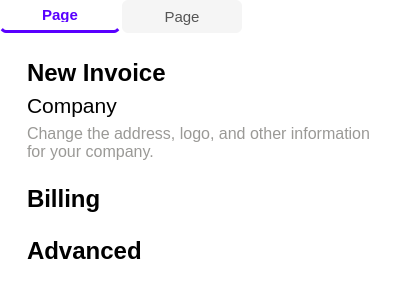
The window that plugins/sales/ui/form.ui (Vahrka/Accounting-Software) describes before a commit, drawn with Qt 5.
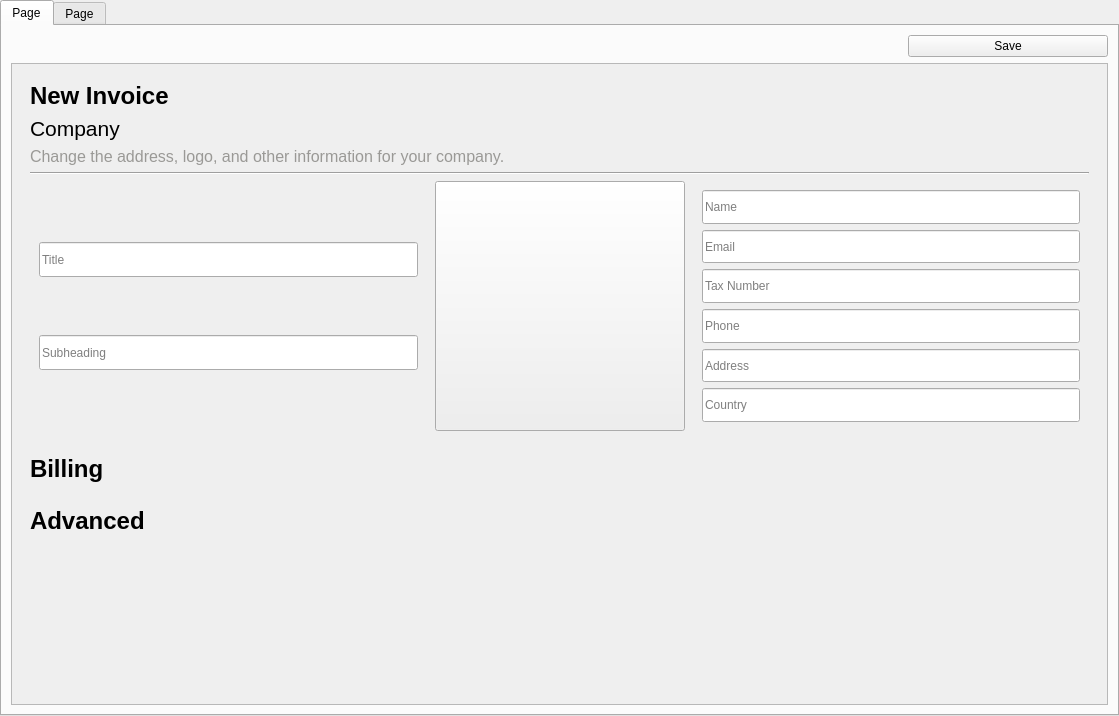
The same window after the commit. Icons and pictures are not drawn.

The edit to the form file:
```diff
--- a/plugins/sales/ui/form.ui
+++ b/plugins/sales/ui/form.ui
@@ -2,455 +2,55 @@
 <ui version="4.0">
  <class>Form</class>
  <widget class="QTabWidget" name="Form">
-  <property name="styleSheet">
-   <string notr="true">/* ====================== */
-/* CORE APPLICATION STYLES */
-/* ====================== */
-
-QMainWindow {
-    background-color: #f8fafc;
-    font-size: 13px;
-    color: #374151;
-}
-
-/* ====================== */
-/* ENHANCED NAVBAR STYLES */
-/* ====================== */
-
-/* This is the Menu &quot;BAR&quot; it self */
-QMenuBar {
-    background-color: #ffffff;
-    padding: 8px 0;
-    margin: 0;
-    outline: 0;
-    border-bottom: 1px solid #e5e7eb;
-    font-size: 13px;
-    font-weight: 500;
-}
-
-/* This is the Top Menubar each item but not its content */
-QMenuBar::item {
-    padding: 8px 14px;
-    margin: 0 6px;
-    border-radius: 6px;
-    color: #4b5563;
-    background-color: transparent;
-}
-
-QMenuBar::item:hover {
-    background-color: #f3f4f6;
-    color: #1d4ed8;
-}
-
-QMenuBar::item:selected {
-    background-color: #eff6ff;
-    color: #1d4ed8;
-    font-weight: 600;
-}
-
-QMenuBar::item:pressed {
-    background-color: #e5e7eb;
-}
-
-QMenuBar::icon {
-    margin-right: 12px;
-    left: 12px;
-    width: 18px;
-    height: 18px;
-}
-
-/* ====================== */
-/* SIDE NAVIGATION STYLES */
-/* ====================== */
-
-#MainSideNavFrame {
-    background-color: #fafcfe;
-    border: 3px solid #e5e7eb;
-    padding: 8px 0;
-    border-radius: 15px;
-}
-
-#MainSideNavFrame QPushButton { /* The btns inside navbar */
-    min-width: 50px;
-    max-width: 200px;
-    padding: 10px 35px 10px 10px;
-    border-left: 5px solid #6453fe;
-    margin: 0px 8px;
-    border-top-left-radius: 0;
-    border-bottom-left-radius: 0;
-    border-top-right-radius: 6px;
-    border-bottom-right-radius: 6px;
-    font-size: 14px;
-    font-weight: 400;
-    color: #4b5563;
-    text-align: left;
-    background-color: transparent;
-}
-
-#MainSideNavFrame QPushButton:hover {
-    background-color: #f3f4f6;
-    color: #1d4ed8;
-    border-left: 5px solid #ff006a;
-}
-
-
-#MainSideNavFrame QPushButton::icon {
-    margin-right: 12px;
-    width: 18px;
-    height: 18px;
-}
-
-/* ====================== */
-/* BUTTON STYLES */
-/* ====================== */
-
-QPushButton {
-    min-width: 90px;
-    padding: 8px 16px;
-    border-radius: 6px;
-    font-size: 13px;
-    font-weight: 500;
-    border: 1px solid #d1d5db;
-    background-color: #ffffff;
-    color: #374151;
-}
-
-QPushButton:hover {
-    background-color: #f9fafb;
-    border-color: #9ca3af;
-    color: #1d4ed8;
-}
-
-QPushButton:pressed {
-    background-color: #f3f4f6;
-}
-
-QPushButton:disabled {
-    color: #9ca3af;
-    background-color: #f8f9fa;
-}
-
-QPushButton.primary {
-    background-color: #2563eb;
-    border-color: #2563eb;
-    color: #ffffff;
-}
-
-QPushButton.primary:hover {
-    background-color: #1d4ed8;
-    border-color: #1d4ed8;
-}
-
-QPushButton.danger {
-    background-color: #dc2626;
-    border-color: #dc2626;
-    color: #ffffff;
-}
-
-QPushButton.danger:hover {
-    background-color: #b91c1c;
-    border-color: #b91c1c;
-}
-
-/* ====================== */
-/* PLUGIN MANAGER STYLES */
-/* ====================== */
-
-QDialog#pluginManager {
-    background-color: #ffffff;
-    border-radius: 15px;
-    padding: 12px;
-    border: 1px solid #e5e7eb;
-}
-
-QDialog #pluginList {
-    background-color: #ffffff;
-    border: 1px solid #e2e8f0;
-    border-radius: 6px;
-    padding: 6px;
-}
-
-QDialog #pluginList:item::hover {
-    border: 1px solid #e2e8f0;
-    border-radius: 6px;
-    padding: 6px;
-}
-
-QDialog #pluginList:item::selected {
-    border: 1px solid #e2e8f0;
-    border-radius: 6px;
-    padding: 6px;
-}
-
-QDialog #pluginList:item::focus {
-    border: 1px solid #e2e8f0;
-    background: #fff;
-    border-radius: 6px;
-    padding: 6px;
-}
-
-
-#pluginCheckbox {
-    spacing: 10px;
-    font-size: 13px;
-    padding: 4px 0;
-    color: #374151;
-}
-
-#pluginCheckbox::indicator {
-    width: 18px;
-    height: 18px;
-    border-radius: 6px;
-    border: 1px solid #cbd5e1;
-}
-
-#pluginCheckbox::indicator:checked {
-    background-color: #3b82f6;
-    border-color: #2563eb;
-    border: 2px solid #cbd5e1;
-}
-
-#pluginDeleteBtn {
-    min-width: 80px;
-    padding: 7px 14px;
-    font-size: 13px;
-    font-weight: 500;
-    border-radius: 6px;
-    background-color: #fef2f2;
-    border: 1px solid #fee2e2;
-    color: #b91c1c;
-}
-
-#pluginDeleteBtn:hover {
-    background-color: #fee2e2;
-    border-color: #fecaca;
-    border: 1px solid #cbd5e1;
-}
-
-/* ====================== */
-/* MENU STYLES */
-/* ====================== */
-
-QMenu.menubar-menu {
-    background-color: #ffffff;
-    border: 1px solid #e5e7eb;
-    border-radius: 8px;
-    font-size: 13px;
-    color: #374151;
-    font-weight: 500;
-}
-
-QMenu.menubar-menu::item {
-    padding: 8px 14px;
-    /* padding: 8px 24px 8px 36px; */
-    border-radius: 0;
-}
-
-QMenu.menubar-menu::item:selected {
-    background-color: #f3f4f6;
-    color: #1d4ed8;
-}
-
-QMenu.menubar-menu::item:selected:first {
-    border-top-right-radius: 8px;
-}
-
-QMenu.menubar-menu::item:selected:last {
-    border-bottom-right-radius: 8px;
-}
-
-QMenu.menubar-menu::icon {
-    margin: 0 12px 0 6px;
-    width: 18px;
-    height: 18px;
-}
-
-/* ====================== */
-/* SCROLLBAR STYLES */
-/* ====================== */
-
-/* ===== MODERN SCROLLBARS WITH NO CORNER ARTIFACTS ===== */
-/* Applies to all QScrollBars in the application */
-
-/* --- COMPLETELY REMOVE RESIZE CORNER --- */
-QScrollBar::corner,
-QAbstractScrollArea::corner {
-    background: transparent;
-    border: none;
-    width: 0;
-    height: 0;
-}
-
-/* --- VERTICAL SCROLLBAR --- */
-QScrollBar:vertical {
-    width: 12px;
-    background: #f1f5f9;
-    border-radius: 6px;
-    margin: 0;
-    padding: 0;
-}
-
-QScrollBar::handle:vertical {
-    background: #cbd5e1;
-    min-height: 30px;
-    border-radius: 6px;
-    margin: 12px 0;
-}
-
-QScrollBar::handle:vertical:hover {
-    background: #9ca3af;
-}
-
-QScrollBar::add-line:vertical,
-QScrollBar::sub-line:vertical {
-    height: 12px;
-    background: #e2e8f0;
-    border-radius: 6px;
-}
-
-QScrollBar::add-line:vertical:hover,
-QScrollBar::sub-line:vertical:hover {
-    background: #cbd5e1;
-}
-
-QScrollBar::add-line:vertical:pressed,
-QScrollBar::sub-line:vertical:pressed {
-    background: #9ca3af;
-}
-
-/* --- HORIZONTAL SCROLLBAR --- */
-QScrollBar:horizontal {
-    height: 12px;
-    background: #f1f5f9;
-    border-radius: 6px;
-    margin: 0;
-    padding: 0;
-}
-
-QScrollBar::handle:horizontal {
-    background: #cbd5e1;
-    min-width: 30px;
-    border-radius: 6px;
-    margin: 0 12px;
-}
-
-QScrollBar::handle:horizontal:hover {
-    background: #9ca3af;
-}
-
-QScrollBar::add-line:horizontal,
-QScrollBar::sub-line:horizontal {
-    width: 12px;
-    background: #e2e8f0;
-    border-radius: 6px;
-}
-
-QScrollBar::add-line:horizontal:hover,
-QScrollBar::sub-line:horizontal:hover {
-    background: #cbd5e1;
-}
-
-QScrollBar::add-line:horizontal:pressed,
-QScrollBar::sub-line:horizontal:pressed {
-    background: #9ca3af;
-}
-
-
-/* ====================== */
-/* TEXT INPUT STYLES */
-/* ====================== */
-
-QLineEdit, QTextEdit {
-    border: 1px solid #d1d5db;
-    border-radius: 6px;
-    padding: 8px 12px;
-    font-size: 13px;
-    background-color: #ffffff;
-}
-
-QLineEdit:focus, QTextEdit:focus {
-    border-color: #3b82f6;
-}
-
-/* ===== Modern Borderless QTabWidget ===== */
-
-* {
-    border: none;
-}
-
-QTabWidget {
-    background: transparent;
-}
-
-/* Remove all borders from the content pane */
-QTabWidget::pane {
-    border: 0;
-    margin: 0;
-    padding: 0;
-    top: -1px; /* Seamless connection with tab bar */
-}
-
-/* Tab bar styling */
-QTabBar {
-    background: transparent;
-    spacing: 4px;
-}
-
-/* Individual tab styling */
-QTabBar::tab {
-    background: #f5f5f5;
-    color: #555;
-    border: 0;
-    border-radius: 6px 6px 0 0;
-    padding: 8px 20px;
-    margin-right: 2px;
-    font-family: 'Segoe UI', system-ui, sans-serif;
-    font-size: 11pt;
-    min-width: 80px;
-}
-
-/* Selected tab */
-QTabBar::tab:selected {
-    background: white;
-    color: #5900ff;
-    border-bottom: 3px solid #5900ff;
-    font-weight: 500;
-}
-
-/* Hover effect */
-QTabBar::tab:hover:!selected {
-    background: #e0e0e0;
-}
-
-/* Disabled tab */
-QTabBar::tab:disabled {
-    color: #aaa;
-    background: #f0f0f0;
-}
-
-/* Left/right scroll buttons (when tabs overflow) */
-QTabBar QToolButton {
-    background: #f0f0f0;
-    border-radius: 4px;
-}
-
-
-QScrollArea {
-    background: transparent;
-}
-</string>
+  <property name="geometry">
+   <rect>
+    <x>0</x>
+    <y>0</y>
+    <width>1119</width>
+    <height>716</height>
+   </rect>
   </property>
   <widget class="QWidget" name="Invoices">
    <attribute name="title">
     <string>Page</string>
    </attribute>
    <layout class="QVBoxLayout">
+    <item alignment="Qt::AlignmentFlag::AlignRight">
+     <widget class="QPushButton" name="save">
+      <property name="minimumSize">
+       <size>
+        <width>200</width>
+        <height>0</height>
+       </size>
+      </property>
+      <property name="maximumSize">
+       <size>
+        <width>350</width>
+        <height>16777215</height>
+       </size>
+      </property>
+      <property name="text">
+       <string>Save</string>
+      </property>
+      <property name="class" stdset="0">
+       <string>primary outlined</string>
+      </property>
+     </widget>
+    </item>
     <item>
      <widget class="QScrollArea" name="scrollArea">
       <property name="widgetResizable">
        <bool>true</bool>
       </property>
       <widget class="QWidget" name="scrollarea_qwidget">
+       <property name="geometry">
+        <rect>
+         <x>0</x>
+         <y>0</y>
+         <width>1095</width>
+         <height>632</height>
+        </rect>
+       </property>
        <layout class="QVBoxLayout" name="scrollarea_qwidget_layout">
         <property name="leftMargin">
          <number>0</number>
@@ -523,6 +123,289 @@
                 </property>
                </widget>
               </item>
+              <item>
+               <widget class="Line" name="line">
+                <property name="orientation">
+                 <enum>Qt::Orientation::Horizontal</enum>
+                </property>
+               </widget>
+              </item>
+              <item>
+               <widget class="QWidget" name="widget" native="true">
+                <layout class="QHBoxLayout" name="_2">
+                 <property name="spacing">
+                  <number>8</number>
+                 </property>
+                 <property name="leftMargin">
+                  <number>0</number>
+                 </property>
+                 <property name="topMargin">
+                  <number>0</number>
+                 </property>
+                 <property name="rightMargin">
+                  <number>0</number>
+                 </property>
+                 <property name="bottomMargin">
+                  <number>0</number>
+                 </property>
+                 <item>
+                  <widget class="QWidget" name="widget_2" native="true">
+                   <layout class="QVBoxLayout" name="verticalLayout">
+                    <item>
+                     <widget class="QLineEdit" name="title_input">
+                      <property name="minimumSize">
+                       <size>
+                        <width>250</width>
+                        <height>30</height>
+                       </size>
+                      </property>
+                      <property name="maximumSize">
+                       <size>
+                        <width>16777215</width>
+                        <height>35</height>
+                       </size>
+                      </property>
+                      <property name="placeholderText">
+                       <string>Title</string>
+                      </property>
+                     </widget>
+                    </item>
+                    <item>
+                     <widget class="QLineEdit" name="subheading_input">
+                      <property name="minimumSize">
+                       <size>
+                        <width>250</width>
+                        <height>30</height>
+                       </size>
+                      </property>
+                      <property name="maximumSize">
+                       <size>
+                        <width>16777215</width>
+                        <height>35</height>
+                       </size>
+                      </property>
+                      <property name="placeholderText">
+                       <string>Subheading</string>
+                      </property>
+                     </widget>
+                    </item>
+                   </layout>
+                  </widget>
+                 </item>
+                 <item>
+                  <widget class="QWidget" name="frame_btn_logo" native="true">
+                   <property name="sizePolicy">
+                    <sizepolicy hsizetype="Fixed" vsizetype="Fixed">
+                     <horstretch>0</horstretch>
+                     <verstretch>0</verstretch>
+                    </sizepolicy>
+                   </property>
+                   <property name="minimumSize">
+                    <size>
+                     <width>250</width>
+                     <height>250</height>
+                    </size>
+                   </property>
+                   <property name="maximumSize">
+                    <size>
+                     <width>250</width>
+                     <height>250</height>
+                    </size>
+                   </property>
+                   <property name="baseSize">
+                    <size>
+                     <width>250</width>
+                     <height>250</height>
+                    </size>
+                   </property>
+                   <layout class="QVBoxLayout" name="verticalLayout_2">
+                    <property name="spacing">
+                     <number>0</number>
+                    </property>
+                    <property name="leftMargin">
+                     <number>0</number>
+                    </property>
+                    <property name="topMargin">
+                     <number>0</number>
+                    </property>
+                    <property name="rightMargin">
+                     <number>0</number>
+                    </property>
+                    <property name="bottomMargin">
+                     <number>0</number>
+                    </property>
+                    <item>
+                     <widget class="QPushButton" name="select_logo_btn">
+                      <property name="sizePolicy">
+                       <sizepolicy hsizetype="Fixed" vsizetype="Fixed">
+                        <horstretch>0</horstretch>
+                        <verstretch>0</verstretch>
+                       </sizepolicy>
+                      </property>
+                      <property name="minimumSize">
+                       <size>
+                        <width>250</width>
+                        <height>250</height>
+                       </size>
+                      </property>
+                      <property name="maximumSize">
+                       <size>
+                        <width>250</width>
+                        <height>250</height>
+                       </size>
+                      </property>
+                      <property name="baseSize">
+                       <size>
+                        <width>250</width>
+                        <height>250</height>
+                       </size>
+                      </property>
+                      <property name="font">
+                       <font>
+                        <pointsize>18</pointsize>
+                        <bold>true</bold>
+                       </font>
+                      </property>
+                      <property name="text">
+                       <string/>
+                      </property>
+                      <property name="icon">
+                       <iconset theme="QIcon::ThemeIcon::InsertImage"/>
+                      </property>
+                      <property name="iconSize">
+                       <size>
+                        <width>128</width>
+                        <height>128</height>
+                       </size>
+                      </property>
+                     </widget>
+                    </item>
+                   </layout>
+                  </widget>
+                 </item>
+                 <item>
+                  <widget class="QWidget" name="widget_4" native="true">
+                   <layout class="QVBoxLayout" name="verticalLayout_3">
+                    <item>
+                     <widget class="QLineEdit" name="name_input">
+                      <property name="minimumSize">
+                       <size>
+                        <width>250</width>
+                        <height>30</height>
+                       </size>
+                      </property>
+                      <property name="maximumSize">
+                       <size>
+                        <width>16777215</width>
+                        <height>35</height>
+                       </size>
+                      </property>
+                      <property name="placeholderText">
+                       <string>Name</string>
+                      </property>
+                     </widget>
+                    </item>
+                    <item>
+                     <widget class="QLineEdit" name="email_input">
+                      <property name="minimumSize">
+                       <size>
+                        <width>250</width>
+                        <height>30</height>
+                       </size>
+                      </property>
+                      <property name="maximumSize">
+                       <size>
+                        <width>16777215</width>
+                        <height>35</height>
+                       </size>
+                      </property>
+                      <property name="placeholderText">
+                       <string>Email</string>
+                      </property>
+                     </widget>
+                    </item>
+                    <item>
+                     <widget class="QLineEdit" name="tax_number_input">
+                      <property name="minimumSize">
+                       <size>
+                        <width>250</width>
+                        <height>30</height>
+                       </size>
+                      </property>
+                      <property name="maximumSize">
+                       <size>
+                        <width>16777215</width>
+                        <height>35</height>
+                       </size>
+                      </property>
+                      <property name="placeholderText">
+                       <string>Tax Number</string>
+                      </property>
+                     </widget>
+                    </item>
+                    <item>
+                     <widget class="QLineEdit" name="phone_input">
+                      <property name="minimumSize">
+                       <size>
+                        <width>250</width>
+                        <height>30</height>
+                       </size>
+                      </property>
+                      <property name="maximumSize">
+                       <size>
+                        <width>16777215</width>
+                        <height>35</height>
+                       </size>
+                      </property>
+                      <property name="placeholderText">
+                       <string>Phone</string>
+                      </property>
+                     </widget>
+                    </item>
+                    <item>
+                     <widget class="QLineEdit" name="address_input">
+                      <property name="minimumSize">
+                       <size>
+                        <width>250</width>
+                        <height>30</height>
+                       </size>
+                      </property>
+                      <property name="maximumSize">
+                       <size>
+                        <width>16777215</width>
+                        <height>35</height>
+                       </size>
+                      </property>
+                      <property name="placeholderText">
+                       <string>Address</string>
+                      </property>
+                     </widget>
+                    </item>
+                    <item>
+                     <widget class="QLineEdit" name="country_input">
+                      <property name="minimumSize">
+                       <size>
+                        <width>250</width>
+                        <height>30</height>
+                       </size>
+                      </property>
+                      <property name="maximumSize">
+                       <size>
+                        <width>16777215</width>
+                        <height>35</height>
+                       </size>
+                      </property>
+                      <property name="placeholderText">
+                       <string>Country</string>
+                      </property>
+                     </widget>
+                    </item>
+                   </layout>
+                  </widget>
+                 </item>
+                </layout>
+               </widget>
+              </item>
              </layout>
             </widget>
            </item>
```
